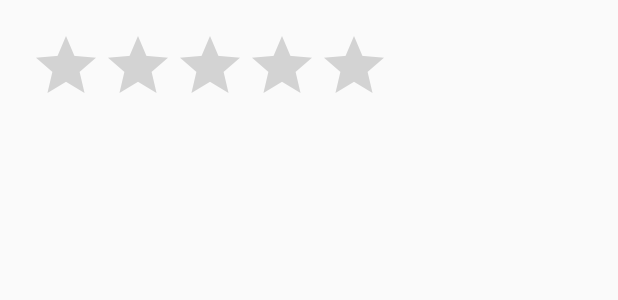
After one commit to ashish411/SamplePdfReader, an Android app: the layout fragment_custom_dialog.xml on its own in the app's theme, with its tools: preview values and no code run, on a phone screen of 412 x 824 dp. The commit adds this screen. Shown: the top 300 px of the screen. Run offline under Robolectric (Android 15) with nearby library versions, the phone set to English and light mode, and no system bars.

Commit message:
[CustomDialog]: feat/customDialog added custom dialog when reached on page4

```diff
--- a/app/build.gradle
+++ b/app/build.gradle
@@ -33,7 +33,8 @@ dependencies {
     implementation 'androidx.core:core-ktx:1.3.0'
     implementation 'androidx.appcompat:appcompat:1.1.0'
     implementation 'androidx.constraintlayout:constraintlayout:1.1.3'
-    implementation 'com.github.barteksc:android-pdf-viewer:2.8.2'
+    implementation 'com.github.barteksc:android-pdf-viewer:3.2.0-beta.1'
+    implementation 'com.pspdfkit:pspdfkit:6.4.0'
     implementation "com.folioreader:folioreader:0.5.4"
     implementation 'androidx.legacy:legacy-support-v4:1.0.0'
     testImplementation 'junit:junit:4.12'
--- /dev/null
+++ b/app/src/main/res/layout/fragment_custom_dialog.xml
@@ -0,0 +1,25 @@
+<?xml version="1.0" encoding="utf-8"?>
+<layout xmlns:android="http://schemas.android.com/apk/res/android"
+    xmlns:tools="http://schemas.android.com/tools">
+
+    <data>
+
+    </data>
+
+    <FrameLayout
+        android:id="@+id/frame_layout"
+        android:layout_width="wrap_content"
+        android:layout_height="wrap_content"
+        android:padding="20dp"
+        tools:context=".fragments.CustomDialogFragment">
+
+        <!-- TODO: Update blank fragment layout -->
+        <RatingBar
+            android:id="@+id/rating_bar"
+            android:layout_width="match_parent"
+            android:layout_height="match_parent"
+            android:numStars="5"
+            />
+
+    </FrameLayout>
+</layout>
--- a/app/src/main/res/values/strings.xml
+++ b/app/src/main/res/values/strings.xml
@@ -4,4 +4,6 @@
     <string name="hello_blank_fragment">Hello blank fragment</string>
     <string name="btn_title_pdf">Open Pdf</string>
     <string name="btn_title_epub">Open Epub</string>
+    <string name="done">Done</string>
+    <string name="dialog_title">How do you like this story?</string>
 </resources>
--- a/build.gradle
+++ b/build.gradle
@@ -19,6 +19,9 @@ allprojects {
         google()
         jcenter()
         maven { url "https://jitpack.io" }
+        maven {
+            url 'https://customers.pspdfkit.com/maven/'
+        }
     }
 }
 
```
Also changed, not shown: app/src/main/java/com/example/pdfreader/fragments/CustomDialogFragment.kt (added, +33 -0 lines), app/src/main/java/com/example/pdfreader/fragments/PdfReaderFragment.kt (+17 -0 lines), app/src/main/java/com/example/pdfreader/utils/Utils.kt (added, +14 -0 lines), 1 other file.
